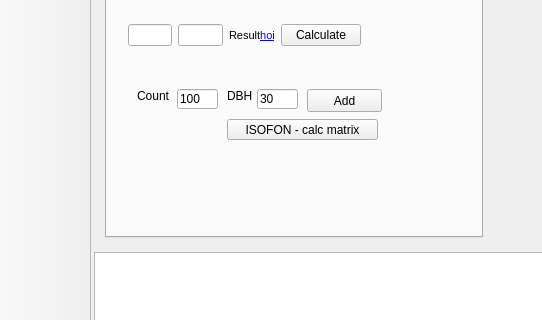
The window that fonstudio/mainwindow.ui (edfm-tum/iland-model) describes before a commit, drawn with Qt 5; both pictures show x 0 to 542 and y 143 to 463 of the 869 by 551 pixel window.
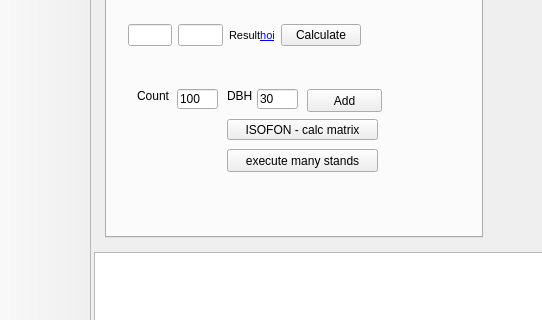
The same window after the commit. The open tabs and pages were chosen to show the change. Icons and pictures are not drawn. Custom widgets are drawn as their Qt base class.

Commit message: automation function - execute multiple stands and save the treelist output. (on_execManyStands()).

```diff
--- a/fonstudio/mainwindow.ui
+++ b/fonstudio/mainwindow.ui
@@ -825,6 +825,22 @@
              <string>ISOFON - calc matrix</string>
             </property>
            </widget>
+           <widget class="QPushButton" name="execManyStands">
+            <property name="geometry">
+             <rect>
+              <x>120</x>
+              <y>190</y>
+              <width>151</width>
+              <height>23</height>
+             </rect>
+            </property>
+            <property name="toolTip">
+             <string>parse setting &quot;standlist&quot; in XML-input file, then load/stamp/save results for each stand listed.</string>
+            </property>
+            <property name="text">
+             <string>execute many stands</string>
+            </property>
+           </widget>
           </widget>
          </widget>
         </item>
```
Left out of the diff: 12 changed lines with no effect on the pictures. The commit also changes 2 other files.
